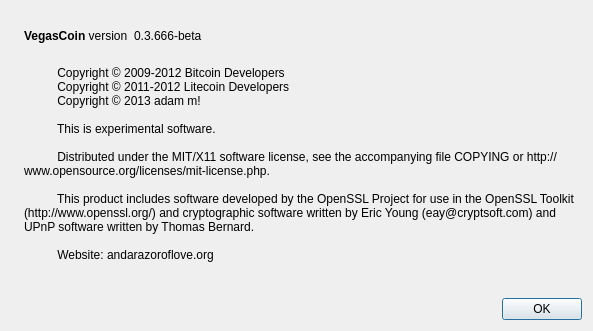
The window that src/qt/forms/aboutdialog.ui (VegasCoin/vegascoin) describes before a commit, drawn with Qt 5.
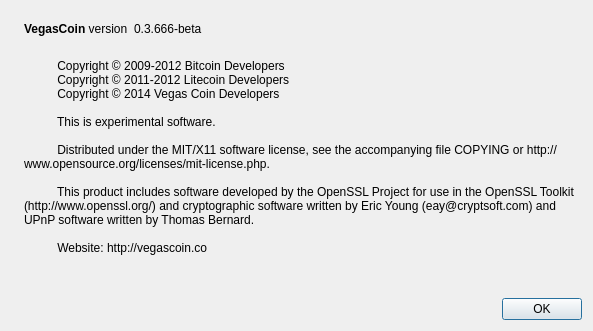
The same window after the commit. Icons and pictures are not drawn.

Patch:
```diff
--- a/src/qt/forms/aboutdialog.ui
+++ b/src/qt/forms/aboutdialog.ui
@@ -97,7 +97,7 @@
         <string>
           Copyright © 2009-2012 Bitcoin Developers
           Copyright © 2011-2012 Litecoin Developers
-          Copyright © 2013 adam m!
+          Copyright © 2014 Vegas Coin Developers
 
           This is experimental software.
 
@@ -105,7 +105,8 @@
 
           This product includes software developed by the OpenSSL Project for use in the OpenSSL Toolkit (http://www.openssl.org/) and cryptographic software written by Eric Young (eay@cryptsoft.com) and UPnP software written by Thomas Bernard.
 
-          Website: andarazoroflove.org
+          Website: http://vegascoin.co
+           
         </string>
        </property>
        <property name="wordWrap">
```
